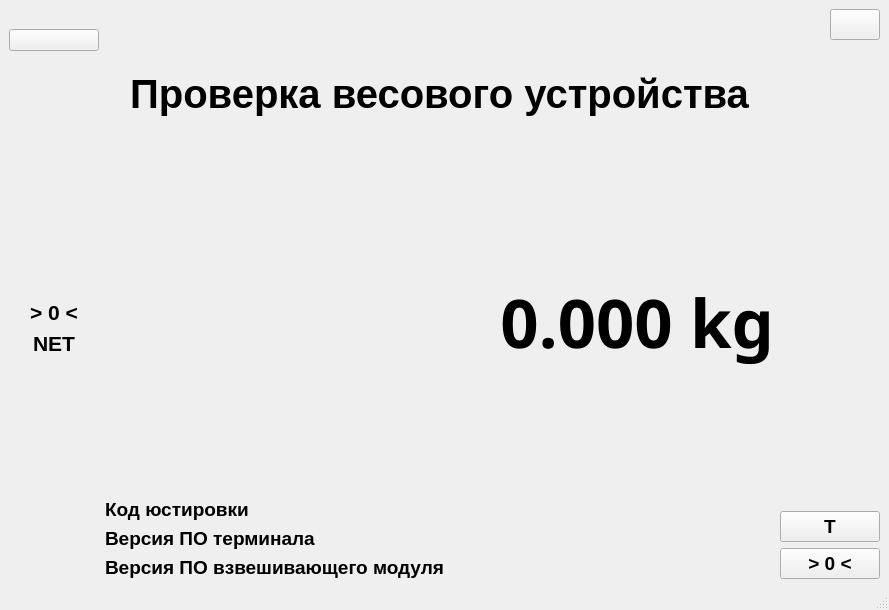
Old version of the form mainwindow.ui in the repository cyrillwork/MassaK.
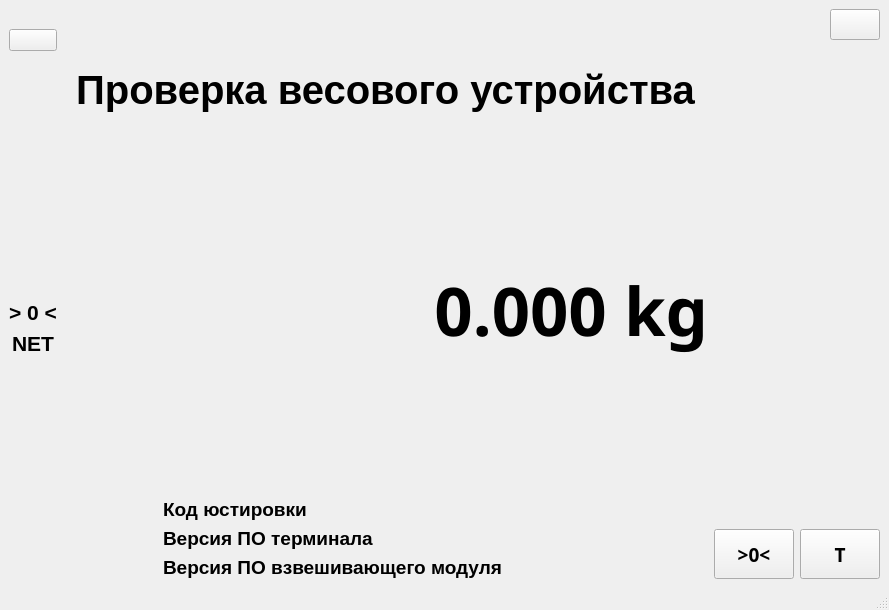
New version of the form.

```diff
--- a/mainwindow.ui
+++ b/mainwindow.ui
@@ -227,6 +227,19 @@
         </property>
        </spacer>
       </item>
+      <item>
+       <spacer name="horizontalSpacer">
+        <property name="orientation">
+         <enum>Qt::Horizontal</enum>
+        </property>
+        <property name="sizeHint" stdset="0">
+         <size>
+          <width>40</width>
+          <height>20</height>
+         </size>
+        </property>
+       </spacer>
+      </item>
       <item>
        <spacer name="verticalSpacer_2">
         <property name="orientation">
@@ -242,32 +255,15 @@
       </item>
       <item>
        <layout class="QFormLayout" name="formLayout">
-        <item row="2" column="0">
-         <widget class="QLabel" name="label_9">
-          <property name="font">
-           <font>
-            <pointsize>14</pointsize>
-            <bold>true</bold>
-           </font>
-          </property>
-          <property name="text">
-           <string>Версия ПО взвешивающего модуля</string>
-          </property>
-         </widget>
-        </item>
-        <item row="2" column="1">
-         <widget class="QLabel" name="PoSummLabel">
-          <property name="font">
-           <font>
-            <pointsize>14</pointsize>
-            <bold>true</bold>
-           </font>
-          </property>
-          <property name="text">
-           <string/>
-          </property>
-         </widget>
-        </item>
+        <property name="labelAlignment">
+         <set>Qt::AlignLeading|Qt::AlignLeft|Qt::AlignVCenter</set>
+        </property>
+        <property name="formAlignment">
+         <set>Qt::AlignHCenter|Qt::AlignTop</set>
+        </property>
+        <property name="leftMargin">
+         <number>100</number>
+        </property>
         <item row="0" column="0">
          <widget class="QLabel" name="label_5">
           <property name="font">
@@ -320,6 +316,32 @@
           </property>
          </widget>
         </item>
+        <item row="2" column="0">
+         <widget class="QLabel" name="label_9">
+          <property name="font">
+           <font>
+            <pointsize>14</pointsize>
+            <bold>true</bold>
+           </font>
+          </property>
+          <property name="text">
+           <string>Версия ПО взвешивающего модуля</string>
+          </property>
+         </widget>
+        </item>
+        <item row="2" column="1">
+         <widget class="QLabel" name="PoSummLabel">
+          <property name="font">
+           <font>
+            <pointsize>14</pointsize>
+            <bold>true</bold>
+           </font>
+          </property>
+          <property name="text">
+           <string/>
+          </property>
+         </widget>
+        </item>
        </layout>
       </item>
      </layout>
@@ -365,42 +387,48 @@
          </spacer>
         </item>
         <item>
-         <widget class="QPushButton" name="setTare">
-          <property name="maximumSize">
-           <size>
-            <width>100</width>
-            <height>16777215</height>
-           </size>
-          </property>
-          <property name="font">
-           <font>
-            <pointsize>14</pointsize>
-            <bold>true</bold>
-           </font>
-          </property>
-          <property name="text">
-           <string> T </string>
-          </property>
-         </widget>
-        </item>
+         <layout class="QHBoxLayout" name="horizontalLayout_2">
         <item>
          <widget class="QPushButton" name="setZero">
-          <property name="maximumSize">
+            <property name="minimumSize">
            <size>
-            <width>100</width>
-            <height>16777215</height>
+              <width>50</width>
+              <height>50</height>
            </size>
           </property>
           <property name="font">
            <font>
+              <family>Sans Serif</family>
             <pointsize>14</pointsize>
             <bold>true</bold>
            </font>
           </property>
           <property name="text">
-           <string>&gt; 0 &lt;</string>
-          </property>
-         </widget>
+             <string>&gt;0&lt;</string>
+            </property>
+           </widget>
+          </item>
+          <item>
+           <widget class="QPushButton" name="setTare">
+            <property name="minimumSize">
+             <size>
+              <width>50</width>
+              <height>50</height>
+             </size>
+            </property>
+            <property name="font">
+             <font>
+              <family>Sans Serif</family>
+              <pointsize>14</pointsize>
+              <bold>true</bold>
+             </font>
+            </property>
+            <property name="text">
+             <string>T</string>
+            </property>
+           </widget>
+          </item>
+         </layout>
         </item>
        </layout>
       </item>
```
Lines whose indentation alone changed are shown as unchanged.
